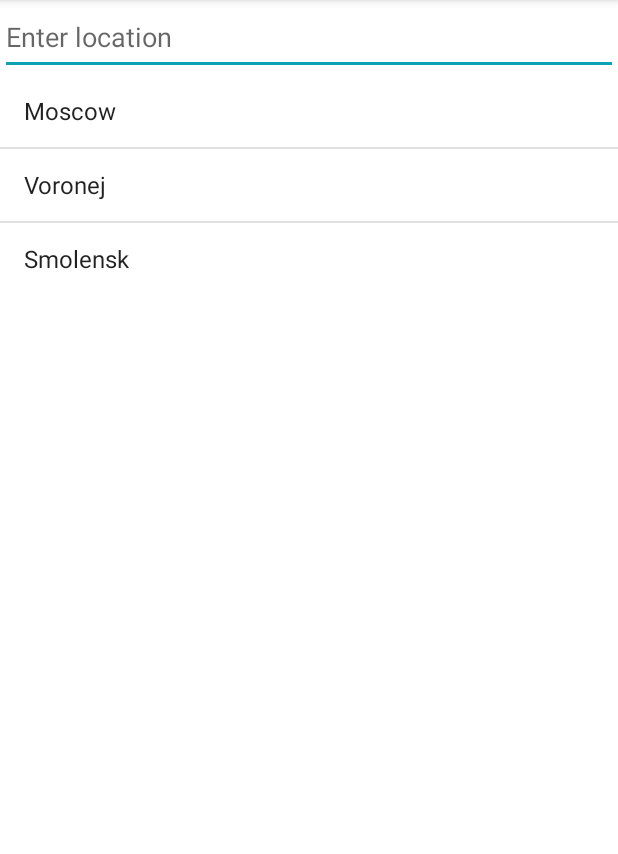
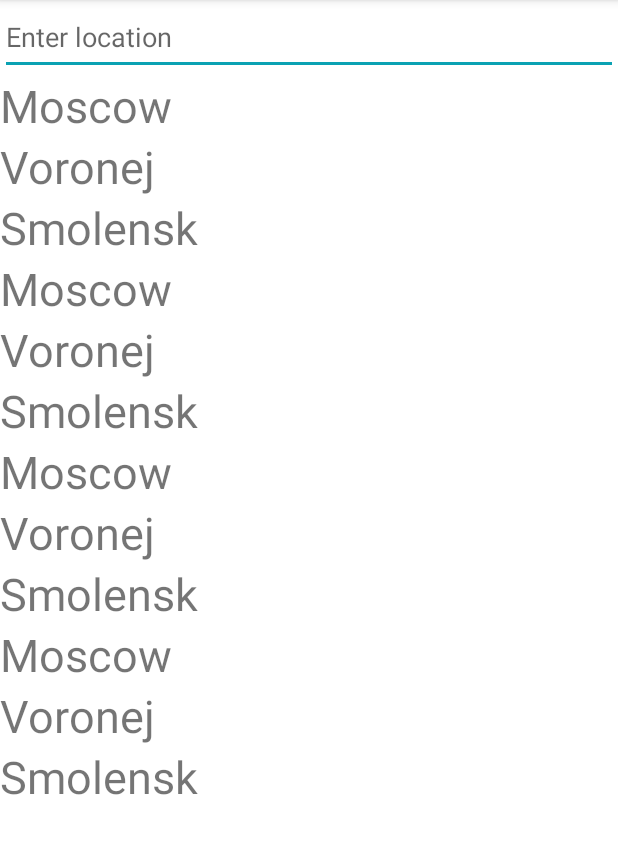
Before and after one commit to Donolaktys/AndroidBase_25.04.20, an Android app: the screen it shows after launch (LocationActivity), after a tap on an icon or button, on a phone screen of 412 x 824 dp, the part 84-938 px from its top. Run offline under Robolectric (Android 15) with nearby library versions, the phone set to English and light mode, and no system bars.

Commit message:
Вывод списка городов, с обработкой нажатия. Вывод списка дней в main без обработки.

```diff
--- a/app/build.gradle
+++ b/app/build.gradle
@@ -35,4 +35,5 @@
     testImplementation 'junit:junit:4.12'
     androidTestImplementation 'com.android.support.test:runner:1.0.2'
     androidTestImplementation 'com.android.support.test.espresso:espresso-core:3.0.2'
+    implementation 'com.android.support:recyclerview-v7:28.0.0'
 }
--- a/app/src/main/java/ru/geekbrains/meteoapp/LocationActivity.java
+++ b/app/src/main/java/ru/geekbrains/meteoapp/LocationActivity.java
@@ -2,11 +2,14 @@
 
 import android.content.Intent;
 import android.os.Bundle;
-import android.support.annotation.NonNull;
 
 import android.support.v7.app.AppCompatActivity;
+import android.support.v7.widget.LinearLayoutManager;
+import android.support.v7.widget.RecyclerView;
 import android.view.KeyEvent;
+import android.view.View;
 import android.widget.EditText;
+import android.widget.TextView;
 
 public class LocationActivity extends AppCompatActivity implements Constants {
     private EditText enterLocation;
@@ -16,6 +19,10 @@
         super.onCreate(savedInstanceState);
         setContentView(R.layout.activity_location);
         enterLocation = findViewById(R.id.enterLocation);
+
+        String[] cities = getResources().getStringArray(R.array.cities);
+
+        initList(cities);
 
         enterLocation.setOnKeyListener((v, actionId, event) -> {
             if( event != null && event.getKeyCode() == KeyEvent.KEYCODE_ENTER){
@@ -28,4 +35,24 @@
             return false;
         });
     }
+
+    private void initList(String[] cities) {
+        RecyclerView recyclerView = findViewById(R.id.viewCities);
+
+        recyclerView.setHasFixedSize(true);
+
+        LinearLayoutManager layoutManager = new LinearLayoutManager(this);
+        recyclerView.setLayoutManager(layoutManager);
+
+        StringArrayAdapter adapter = new StringArrayAdapter(cities, R.layout.item_cities);
+        recyclerView.setAdapter(adapter);
+
+        adapter.SetOnItemClickListener(new StringArrayAdapter.OnItemClickListener() {
+            @Override
+            public void onItemClick(View view, int position) {
+                enterLocation.setText(((TextView) view).getText());
+            }
+        });
+    }
+
 }
--- a/app/src/main/java/ru/geekbrains/meteoapp/MainActivity.java
+++ b/app/src/main/java/ru/geekbrains/meteoapp/MainActivity.java
@@ -7,6 +7,8 @@
 import android.support.v4.app.Fragment;
 import android.support.v4.app.FragmentTransaction;
 import android.support.v7.app.AppCompatActivity;
+import android.support.v7.widget.LinearLayoutManager;
+import android.support.v7.widget.RecyclerView;
 import android.widget.Button;
 import android.widget.ImageButton;
 import android.widget.TextView;
@@ -16,9 +18,9 @@
     private TextView localityChoice;
     private TextView temperature;
     private TextView measure;
-    private OneDayFragment oneDayFragment;
-    private ThreeDaysFragment threeDaysFragment;
-    private WeekFragment weekFragment;
+//    private OneDayFragment oneDayFragment;
+//    private ThreeDaysFragment threeDaysFragment;
+//    private WeekFragment weekFragment;
 
     @Override
     protected void onCreate(Bundle savedInstanceState) {
@@ -36,12 +38,24 @@
         Button weekBtn = findViewById(R.id.weekBtn);
         TextView infoLink = findViewById(R.id.infoLink);
         String link = getApplicationContext().getString(R.string.link);
-        oneDayFragment = new OneDayFragment();
-        threeDaysFragment = new ThreeDaysFragment();
-        weekFragment = new WeekFragment();
+//        oneDayFragment = new OneDayFragment();
+//        threeDaysFragment = new ThreeDaysFragment();
+//        weekFragment = new WeekFragment();
 
         //единица измерения по умолчанию
         measure.setText(MEASUREMENT_FAHRENHEIT);
+
+        String[] cities = getResources().getStringArray(R.array.viewDay);
+
+        RecyclerView recyclerView = findViewById(R.id.mainViewDay);
+
+        recyclerView.setHasFixedSize(true);
+
+        LinearLayoutManager layoutManager = new LinearLayoutManager(this);
+        recyclerView.setLayoutManager(layoutManager);
+
+        ReViewAdapter adapter = new ReViewAdapter(cities, R.layout.item_view_day);
+        recyclerView.setAdapter(adapter);
 
         //обработка нажатия кнопок на первом экране
         //
@@ -60,17 +74,17 @@
         //обработка нажатия кнопок выбора вариантов отображения
         oneDayBtn.setOnClickListener(v -> {
             MakeLog.click(this, "\"1 день\"");
-            replaceFragment(oneDayFragment);
+//            replaceFragment(oneDayFragment);
         });
 
         threeDaysBtn.setOnClickListener(v -> {
             MakeLog.click(this, "\"3 дня\"");
-            replaceFragment(threeDaysFragment);
+//            replaceFragment(threeDaysFragment);
         });
 
         weekBtn.setOnClickListener(v -> {
             MakeLog.click(this, "\"неделя\"");
-            replaceFragment(weekFragment);
+//            replaceFragment(weekFragment);
         });
 
         // нажатие на кнопку настроек, переход на экран настройки приложения
@@ -81,11 +95,11 @@
         });
     }
 
-    private void replaceFragment(Fragment fragment) {
-        FragmentTransaction fragmentTransaction = getSupportFragmentManager().beginTransaction();
-        fragmentTransaction.replace(R.id.mainFragmentView, fragment);
-        fragmentTransaction.commit();
-    }
+//    private void replaceFragment(Fragment fragment) {
+//        FragmentTransaction fragmentTransaction = getSupportFragmentManager().beginTransaction();
+//        fragmentTransaction.replace(R.id.mainFragmentView, fragment);
+//        fragmentTransaction.commit();
+//    }
 
     @Override
     protected void onActivityResult(int requestCode, int resultCode, Intent data) {
--- /dev/null
+++ b/app/src/main/java/ru/geekbrains/meteoapp/ReViewAdapter.java
@@ -0,0 +1,49 @@
+package ru.geekbrains.meteoapp;
+
+import android.support.annotation.NonNull;
+import android.support.v7.widget.RecyclerView;
+import android.view.LayoutInflater;
+import android.view.View;
+import android.view.ViewGroup;
+import android.widget.TextView;
+
+public class ReViewAdapter extends RecyclerView.Adapter<ReViewAdapter.ViewHolder> {
+
+    private String[] dataSource;
+    private int itemLayoutID;
+
+    public ReViewAdapter(String[] dataSource, int itemLayoutID){
+        this.dataSource = dataSource;
+        this.itemLayoutID = itemLayoutID;
+    }
+
+    @NonNull
+    @Override
+    public ReViewAdapter.ViewHolder onCreateViewHolder(@NonNull ViewGroup viewGroup, int i) {
+        View v = LayoutInflater.from(viewGroup.getContext())
+                .inflate(itemLayoutID, viewGroup, false);
+        return new ViewHolder(v);
+    }
+
+    @Override
+    public void onBindViewHolder(@NonNull ReViewAdapter.ViewHolder viewHolder, int i) {
+        viewHolder.getTextView().setText(dataSource[i]);
+    }
+
+    @Override
+    public int getItemCount() {
+        return dataSource.length;
+    }
+
+    public class ViewHolder extends RecyclerView.ViewHolder {
+        private TextView textView;
+        public ViewHolder(@NonNull View itemView) {
+            super(itemView);
+            textView = (TextView) itemView;
+        }
+
+        public TextView getTextView() {
+            return textView;
+        }
+    }
+}
--- /dev/null
+++ b/app/src/main/java/ru/geekbrains/meteoapp/StringArrayAdapter.java
@@ -0,0 +1,65 @@
+package ru.geekbrains.meteoapp;
+
+import android.support.annotation.NonNull;
+import android.support.v7.widget.RecyclerView;
+import android.view.LayoutInflater;
+import android.view.View;
+import android.view.ViewGroup;
+import android.widget.TextView;
+
+public class StringArrayAdapter extends RecyclerView.Adapter<StringArrayAdapter.ViewHolder> {
+    private String[] dataSource;
+    private int itemLayoutID;
+    private OnItemClickListener itemClickListener;
+
+    public StringArrayAdapter(String[] dataSource, int itemLayoutID){
+        this.dataSource = dataSource;
+        this.itemLayoutID = itemLayoutID;
+    }
+
+    @NonNull
+    @Override
+    public StringArrayAdapter.ViewHolder onCreateViewHolder(@NonNull ViewGroup viewGroup, int i) {
+        View v = LayoutInflater.from(viewGroup.getContext())
+                .inflate(itemLayoutID, viewGroup, false);
+        return new StringArrayAdapter.ViewHolder(v);
+    }
+
+    @Override
+    public void onBindViewHolder(@NonNull StringArrayAdapter.ViewHolder viewHolder, int i) {
+        viewHolder.getTextView().setText(dataSource[i]);
+    }
+
+    @Override
+    public int getItemCount() {
+        return dataSource.length;
+    }
+
+    public interface OnItemClickListener {
+        void onItemClick(View view, int position);
+    }
+
+    public void SetOnItemClickListener(OnItemClickListener itemClickListener) {
+        this.itemClickListener = itemClickListener;
+    }
+
+    public class ViewHolder extends RecyclerView.ViewHolder {
+        private TextView textView;
+        public ViewHolder(@NonNull View itemView) {
+            super(itemView);
+            textView = (TextView) itemView;
+            textView.setOnClickListener(new View.OnClickListener() {
+                @Override
+                public void onClick(View v) {
+                    if (itemClickListener != null) {
+                        itemClickListener.onItemClick(v, getAdapterPosition());
+                    }
+                }
+            });
+        }
+
+        public TextView getTextView() {
+            return textView;
+        }
+    }
+}
--- a/app/src/main/res/layout/activity_location.xml
+++ b/app/src/main/res/layout/activity_location.xml
@@ -1,31 +1,33 @@
 <?xml version="1.0" encoding="utf-8"?>
-<android.support.constraint.ConstraintLayout
-    xmlns:android="http://schemas.android.com/apk/res/android"
+<android.support.constraint.ConstraintLayout xmlns:android="http://schemas.android.com/apk/res/android"
     xmlns:app="http://schemas.android.com/apk/res-auto"
+    xmlns:tools="http://schemas.android.com/tools"
     android:layout_width="match_parent"
     android:layout_height="match_parent"
     android:background="@color/backGr">
 
     <EditText
         android:id="@+id/enterLocation"
-        android:layout_width="0dp"
+        android:layout_width="match_parent"
         android:layout_height="50dp"
+        android:hint="@string/hintLocation"
         android:inputType="textPersonName"
-        android:hint="@string/hintLocation"
+        android:lines="1"
+        android:selectAllOnFocus="false"
+        android:singleLine="true"
         android:textColor="@color/textColor"
-        android:singleLine="true"
-        android:lines="1"
         app:layout_constraintEnd_toEndOf="parent"
         app:layout_constraintStart_toStartOf="parent"
         app:layout_constraintTop_toTopOf="parent" />
 
-    <ListView
-        android:entries="@array/cities"
-        android:id="@+id/lvCity"
-        android:layout_width="wrap_content"
-        android:layout_height="wrap_content"
+    <android.support.v7.widget.RecyclerView
+        android:id="@+id/viewCities"
+        android:layout_width="match_parent"
+        android:layout_height="match_parent"
+        android:layout_marginTop="50dp"
+        app:layout_constraintBottom_toBottomOf="parent"
         app:layout_constraintEnd_toEndOf="parent"
         app:layout_constraintStart_toStartOf="parent"
-        app:layout_constraintTop_toBottomOf="@+id/enterLocation" />
+        tools:listitem="@layout/item_cities" />
 
 </android.support.constraint.ConstraintLayout>
--- a/app/src/main/res/layout/activity_main.xml
+++ b/app/src/main/res/layout/activity_main.xml
@@ -56,14 +56,15 @@
             android:text="@string/infoLink" />
     </FrameLayout>
 
-    <FrameLayout
-        android:id="@+id/mainFragmentView"
+    <android.support.v7.widget.RecyclerView
+        android:id="@+id/mainViewDay"
         android:layout_width="match_parent"
         android:layout_height="wrap_content"
         android:layout_weight="1"
-        android:background="@color/backGr">
+        android:background="@color/backGr"
+        tools:listitem="@layout/item_view_day">
 
-    </FrameLayout>
+    </android.support.v7.widget.RecyclerView>
 
     <LinearLayout
         style="?android:attr/buttonBarStyle"
@@ -98,6 +99,7 @@
 
         <ImageButton
             android:id="@+id/settingsBtn"
+            style="?android:attr/buttonBarButtonStyle"
             android:layout_width="0dp"
             android:layout_height="wrap_content"
             android:layout_weight="1"
--- /dev/null
+++ b/app/src/main/res/layout/item_cities.xml
@@ -0,0 +1,6 @@
+<?xml version="1.0" encoding="utf-8"?>
+<TextView xmlns:android="http://schemas.android.com/apk/res/android"
+    android:layout_width="match_parent"
+    android:layout_height="wrap_content"
+    android:textSize="@dimen/sizeItemCity">
+</TextView>
--- /dev/null
+++ b/app/src/main/res/layout/item_view_day.xml
@@ -0,0 +1,7 @@
+<?xml version="1.0" encoding="utf-8"?>
+<TextView xmlns:android="http://schemas.android.com/apk/res/android"
+    android:layout_width="match_parent"
+    android:layout_height="wrap_content"
+    android:textSize="@dimen/sizeItemViewDay">
+
+</TextView>
--- a/app/src/main/res/values-land/dimens.xml
+++ b/app/src/main/res/values-land/dimens.xml
@@ -4,4 +4,5 @@
     <dimen name="temperature">80sp</dimen>
     <dimen name="measure">35sp</dimen>
     <dimen name="fragment">50sp</dimen>
+    <dimen name="sizeItemCity">30sp</dimen>
 </resources>
--- a/app/src/main/res/values/cities.xml
+++ b/app/src/main/res/values/cities.xml
@@ -4,5 +4,14 @@
         <item>Moscow</item>
         <item>Voronej</item>
         <item>Smolensk</item>
+        <item>Moscow</item>
+        <item>Voronej</item>
+        <item>Smolensk</item>
+        <item>Moscow</item>
+        <item>Voronej</item>
+        <item>Smolensk</item>
+        <item>Moscow</item>
+        <item>Voronej</item>
+        <item>Smolensk</item>
     </string-array>
 </resources>
--- a/app/src/main/res/values/dimens.xml
+++ b/app/src/main/res/values/dimens.xml
@@ -4,4 +4,6 @@
     <dimen name="temperature">70sp</dimen>
     <dimen name="measure">30sp</dimen>
     <dimen name="fragment">37sp</dimen>
+    <dimen name="sizeItemCity">30sp</dimen>
+    <dimen name="sizeItemViewDay">30sp</dimen>
 </resources>
--- /dev/null
+++ b/app/src/main/res/values/view_day.xml
@@ -0,0 +1,12 @@
+<?xml version="1.0" encoding="utf-8"?>
+<resources>
+    <string-array name="viewDay">
+        <item>Сегодня</item>>
+        <item>Завтра</item>>
+        <item>Сегодня + 2</item>>
+        <item>Сегодня + 3</item>>
+        <item>Сегодня + 4</item>>
+        <item>Сегодня + 5</item>>
+        <item>Сегодня + 6</item>>
+    </string-array>
+</resources>
```
Also changed, not shown: 1 other file.
